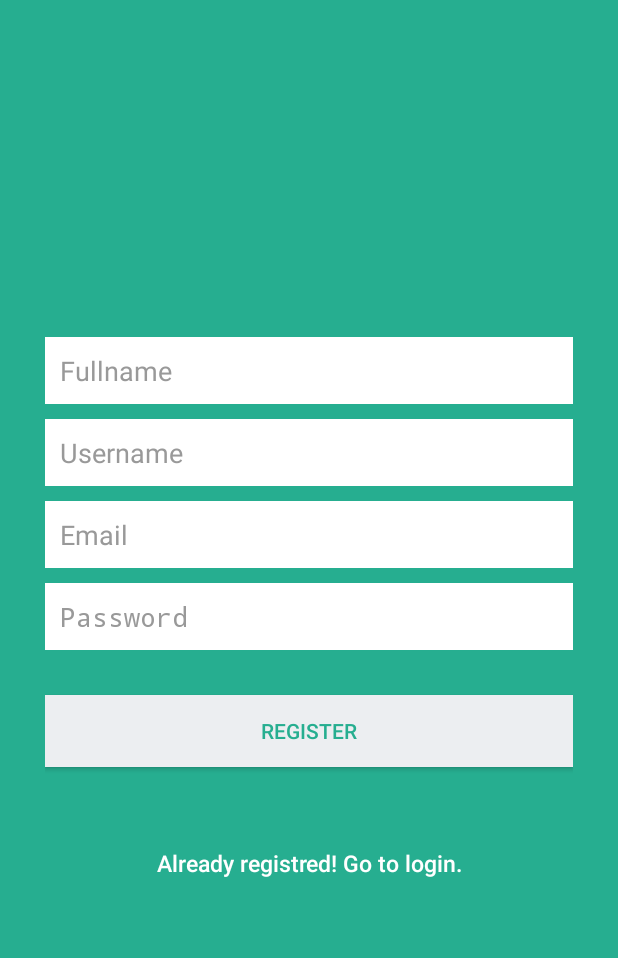
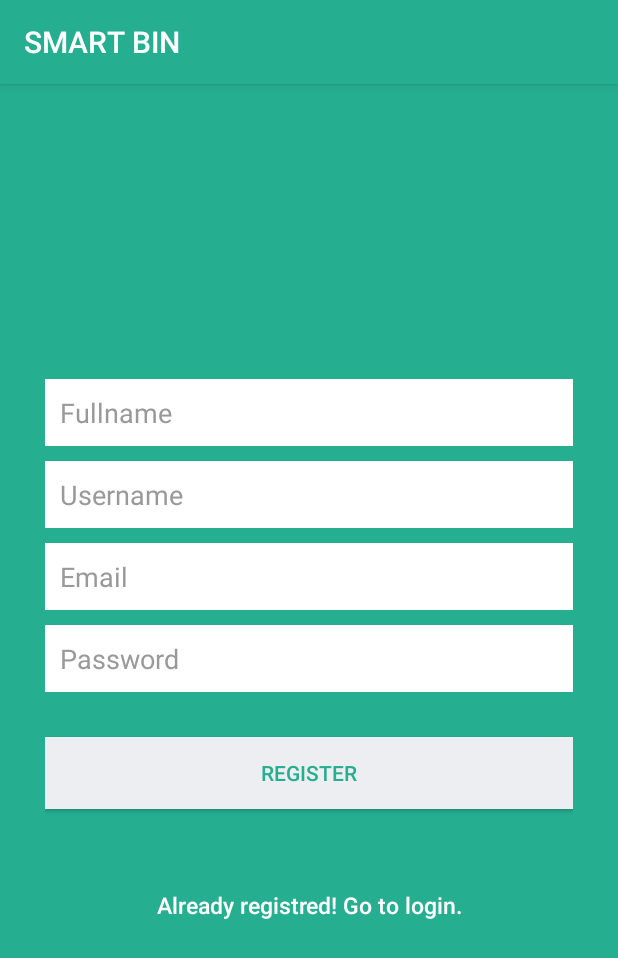
Before and after one commit to jdimovska/SmartBin, an Android app: the RegisterActivity screen opened directly, with no data from a screen before it, on a phone screen of 412 x 824 dp. Shown: the top 958 px of the screen. Run offline under Robolectric (Android 15) with nearby library versions, the phone set to English and light mode, and no system bars; our stand-ins replace Volley.

Commit message:
improved UI of firms and menu drawer

```diff
--- a/app/src/main/AndroidManifest.xml
+++ b/app/src/main/AndroidManifest.xml
@@ -35,8 +35,7 @@
         </activity>
         <activity
             android:name=".RegisterActivity"
-            android:label="SMART BIN"
-            android:theme="@style/AppTheme.NoActionBar"/>
+            android:label="SMART BIN" />
         <activity
             android:name=".MainActivity"
             android:configChanges="orientation|keyboardHidden"
--- a/app/src/main/java/com/finki/application/smartbin/RegisterActivity.java
+++ b/app/src/main/java/com/finki/application/smartbin/RegisterActivity.java
@@ -5,6 +5,7 @@ import android.app.Activity;
 import android.app.ProgressDialog;
 import android.content.Intent;
 import android.os.Bundle;
+import android.support.v7.app.AppCompatActivity;
 import android.util.Log;
 import android.view.View;
 import android.widget.Button;
@@ -25,7 +26,7 @@ import java.util.HashMap;
 import java.util.Map;
 
 
-public class RegisterActivity extends Activity {
+public class RegisterActivity extends AppCompatActivity {
     private static final String TAG = RegisterActivity.class.getSimpleName();
     private Button btnRegister;
     private Button btnLinkToLogin;
```
